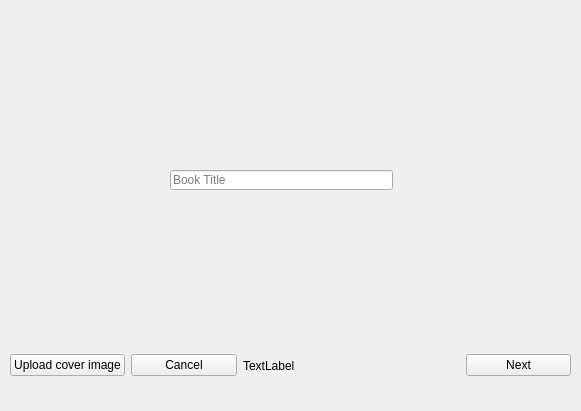
Above: menus/create_menu/create_menu.ui from JoaoCarlosNascimento/HandSignLanguage before the change. Below: the same form after it.
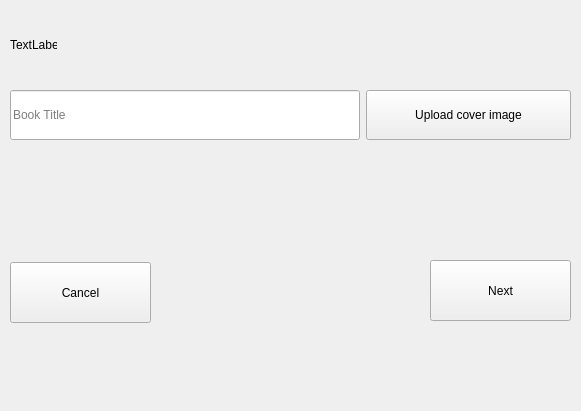
That is the form after the change.

What changed in the file:
```diff
--- a/menus/create_menu/create_menu.ui
+++ b/menus/create_menu/create_menu.ui
@@ -29,66 +29,89 @@
    <property name="geometry">
     <rect>
      <x>10</x>
-     <y>330</y>
+     <y>80</y>
      <width>561</width>
      <height>71</height>
     </rect>
    </property>
    <layout class="QHBoxLayout" name="horizontalLayout_8">
+    <item>
+     <widget class="QLineEdit" name="book_title">
+      <property name="maximumSize">
+       <size>
+        <width>350</width>
+        <height>50</height>
+       </size>
+      </property>
+      <property name="placeholderText">
+       <string>Book Title</string>
+      </property>
+     </widget>
+    </item>
     <item>
      <widget class="QPushButton" name="pb_upload">
+      <property name="maximumSize">
+       <size>
+        <width>250</width>
+        <height>50</height>
+       </size>
+      </property>
       <property name="text">
        <string>Upload cover image</string>
       </property>
      </widget>
     </item>
-    <item>
-     <widget class="QPushButton" name="pb_back">
-      <property name="text">
-       <string>Cancel</string>
-      </property>
-     </widget>
-    </item>
-    <item>
-     <widget class="QLabel" name="preview">
-      <property name="frameShadow">
-       <enum>QFrame::Plain</enum>
-      </property>
-      <property name="text">
-       <string>TextLabel</string>
-      </property>
-      <property name="scaledContents">
-       <bool>true</bool>
-      </property>
-     </widget>
-    </item>
-    <item>
-     <widget class="QLabel" name="label_2">
-      <property name="text">
-       <string/>
-      </property>
-     </widget>
-    </item>
-    <item>
-     <widget class="QPushButton" name="pb_np">
-      <property name="text">
-       <string>Next</string>
-      </property>
-     </widget>
-    </item>
    </layout>
   </widget>
-  <widget class="QLineEdit" name="book_title">
+  <widget class="QPushButton" name="pb_np">
    <property name="geometry">
     <rect>
-     <x>170</x>
-     <y>170</y>
-     <width>223</width>
-     <height>20</height>
+     <x>430</x>
+     <y>260</y>
+     <width>141</width>
+     <height>61</height>
     </rect>
    </property>
-   <property name="placeholderText">
-    <string>Book Title</string>
+   <property name="text">
+    <string>Next</string>
+   </property>
+  </widget>
+  <widget class="QPushButton" name="pb_back">
+   <property name="geometry">
+    <rect>
+     <x>10</x>
+     <y>262</y>
+     <width>141</width>
+     <height>61</height>
+    </rect>
+   </property>
+   <property name="text">
+    <string>Cancel</string>
+   </property>
+  </widget>
+  <widget class="QLabel" name="preview">
+   <property name="geometry">
+    <rect>
+     <x>10</x>
+     <y>10</y>
+     <width>47</width>
+     <height>69</height>
+    </rect>
+   </property>
+   <property name="maximumSize">
+    <size>
+     <width>100</width>
+     <height>100</height>
+    </size>
+   </property>
+   <property name="frameShadow">
+    <enum>QFrame::Plain</enum>
+   </property>
+   <property name="text">
+    <string>TextLabel</string>
+   </property>
+   <property name="scaledContents">
+    <bool>true</bool>
    </property>
   </widget>
  </widget>
```
